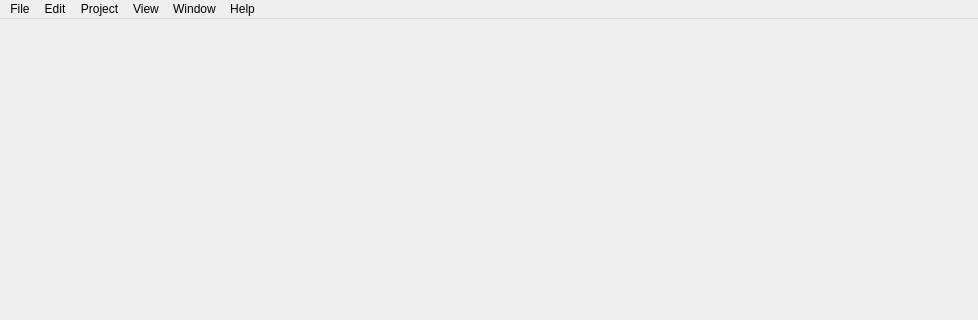
Qt form vistrails/gui/uvcdat/mainwindow.ui (CDAT/VisTrails) before a commit; both pictures show x 0 to 978 and y 0 to 320 of the 978 by 936 pixel window.
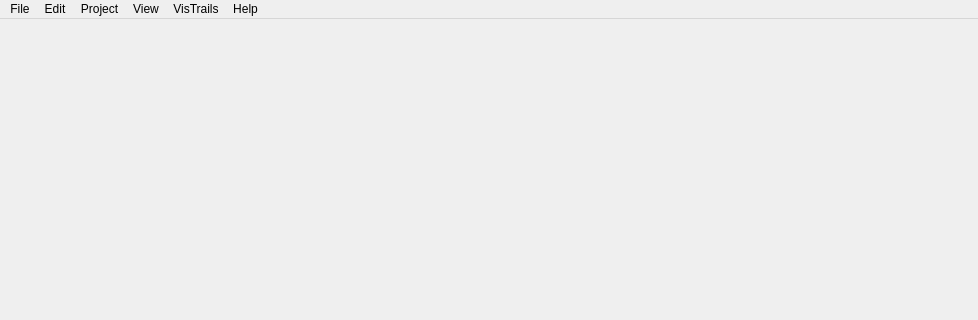
The same form after that commit. Icons and pictures are not drawn.

Commit message: - Added new button and widget for displaying and export python script from visualizations. - Replaced QFrame and Toolbuttons in Workspace by a toolbar - Reduced the default size of toolbar icons to 24x24 to use less screen space - Replaced Window menu by VisTrails menu and added builder and console as submenus - Showing plot properties tabified with the calculator

```diff
--- a/vistrails/gui/uvcdat/mainwindow.ui
+++ b/vistrails/gui/uvcdat/mainwindow.ui
@@ -56,9 +56,9 @@
      <string>View</string>
     </property>
    </widget>
-   <widget class="QMenu" name="menuWindow">
+   <widget class="QMenu" name="menuVistrails">
     <property name="title">
-     <string>Window</string>
+     <string>VisTrails</string>
     </property>
    </widget>
    <widget class="QMenu" name="menuHelp">
@@ -70,7 +70,7 @@
    <addaction name="menuEdit"/>
    <addaction name="menuProject"/>
    <addaction name="menuView"/>
-   <addaction name="menuWindow"/>
+   <addaction name="menuVistrails"/>
    <addaction name="menuHelp"/>
   </widget>
   <widget class="QStatusBar" name="statusbar"/>
```
The commit also changes 15 other files.
